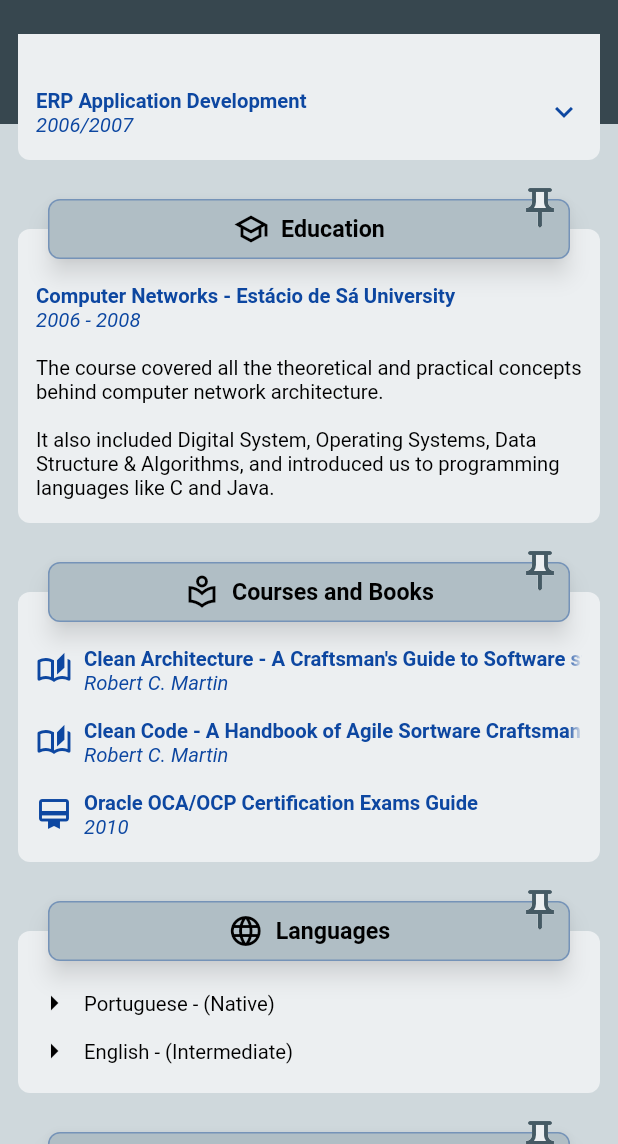
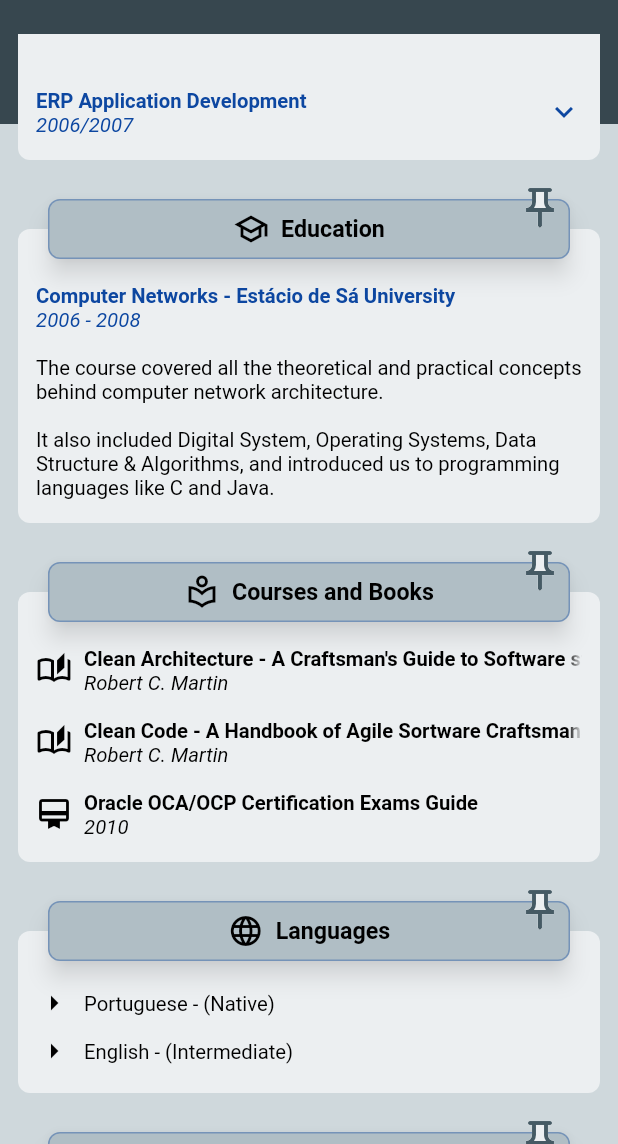
Before and after one commit to jmsil/flutter_my_cv, a Flutter app: the screen it shows after launch, scrolled down 576 dp, on a phone screen of 412 x 824 dp, the part 92-1236 px from its top. Run offline on Flutter 3.47's test engine with Material 2 defaults, Android fonts, the phone set to English and light mode, and no system bars.

Commit message:
Changes "Courses and Books" content's color to darkColor.

```diff
--- a/lib/scaffold/content.dart
+++ b/lib/scaffold/content.dart
@@ -159,18 +159,18 @@ class _CoursesAndBooksGroup extends StatelessWidget {
   addChild(String title, String detail, bool isCourse, bool addSeparator) {
     final Widget child = Row(
       children: [
-        Icon(isCourse ? AppIcons.course : AppIcons.book, color: AppTheme.darkBlue),
+        Icon(isCourse ? AppIcons.course : AppIcons.book, color: AppTheme.darkColor),
         AppUiConst.hsep8,
         Expanded(
           child: Column(
             crossAxisAlignment: CrossAxisAlignment.start,
             children: [
               Text(
-                title, style: AppTheme.normalDarkBlueBoldStyle,
+                title, style: AppTheme.normalDarkBoldStyle,
                 softWrap: false,
                 overflow: TextOverflow.fade,
               ),
-              Text(detail, style: AppTheme.normalDarkBlueItalicStyle)
+              Text(detail, style: AppTheme.normalDarkItalicStyle)
             ]
           )
         )
--- a/lib/ui/theme.dart
+++ b/lib/ui/theme.dart
@@ -28,7 +28,12 @@ class AppTheme {
     TextStyle(fontSize: _normalFontSize, color: darkBlue, fontWeight: FontWeight.bold);
   static final TextStyle normalDarkBlueItalicStyle =
     TextStyle(fontSize: _normalFontSize, color: darkBlue, fontStyle: FontStyle.italic);
-  static final TextStyle normalDarkStyle = TextStyle(fontSize: _normalFontSize, color: darkColor);
+  static final TextStyle normalDarkStyle =
+    TextStyle(fontSize: _normalFontSize, color: darkColor);
+  static final TextStyle normalDarkBoldStyle =
+    TextStyle(fontSize: _normalFontSize, color: darkColor, fontWeight: FontWeight.bold);
+  static final TextStyle normalDarkItalicStyle =
+    TextStyle(fontSize: _normalFontSize, color: darkColor, fontStyle: FontStyle.italic);
 
   static final TextStyle largeLightStyle =
     TextStyle(fontSize: _largeFontSize, color: highLightColor);
```
